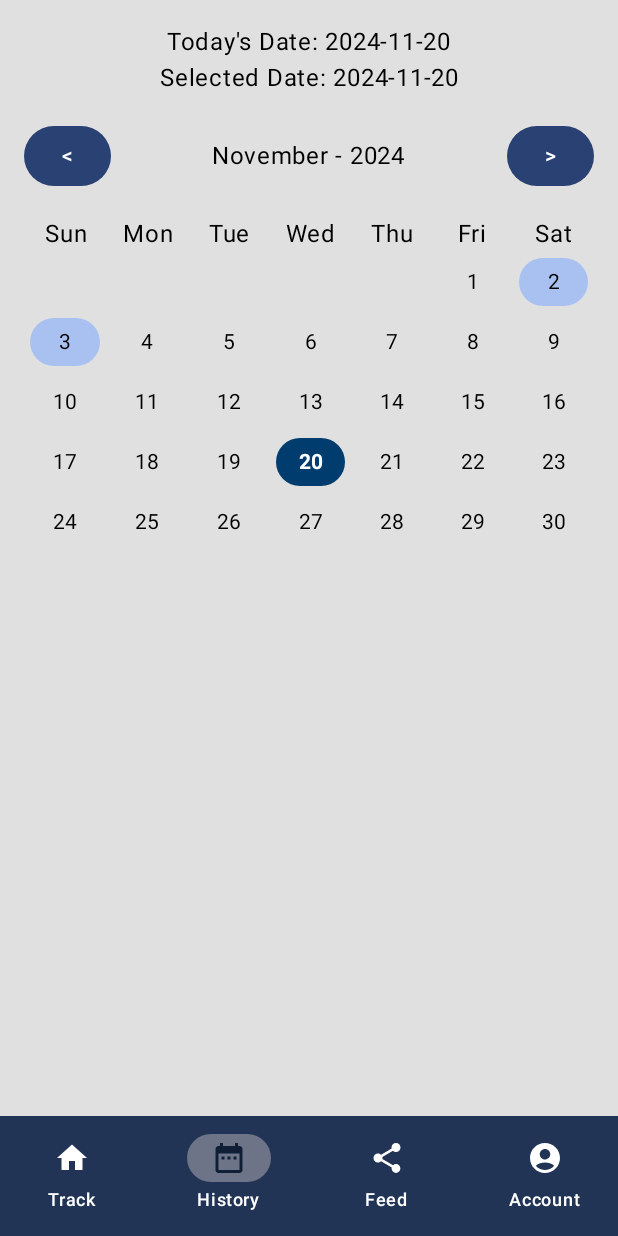
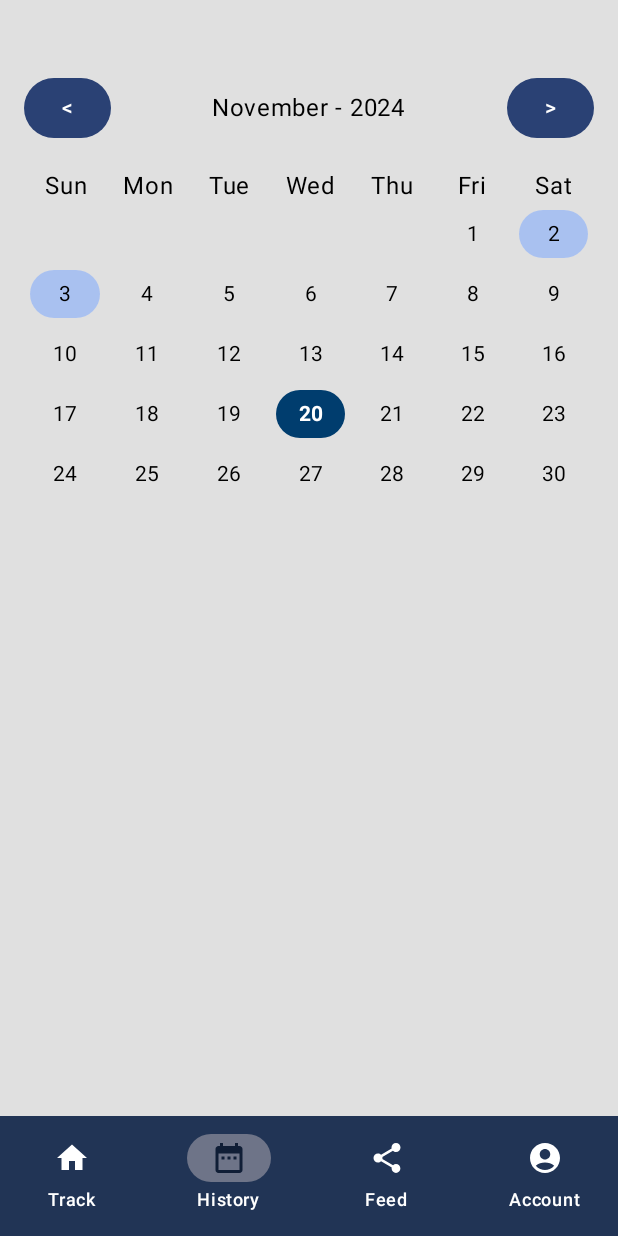
Before and after one commit to icomp4/PeakPhysique, an Android app built with Jetpack Compose: the HistoryScreen screen opened through its navigation route, on a phone screen of 412 x 824 dp. Run offline under Robolectric (Android 15) with nearby library versions, the phone set to English and light mode, and no system bars.

Commit message:
TODO 2 : Remove Today's date and selected date at top of screen -- complete     added slightly more padding between the top of the screen and the calendar

```diff
--- a/app/src/main/java/com/peakphysique/app/view/HistoryScreen.kt
+++ b/app/src/main/java/com/peakphysique/app/view/HistoryScreen.kt
@@ -68,11 +68,8 @@ fun HistoryScreen(navController: NavController) {
         verticalArrangement = Arrangement.Top,
         horizontalAlignment = Alignment.CenterHorizontally
     ) {
-        // Display current and selected dates
-        Text(text = "Today's Date: $currentDateText")
-        Text(text = "Selected Date: $selectedDateText")
 
-        Spacer(modifier = Modifier.height(16.dp))
+        Spacer(modifier = Modifier.height(32.dp))
 
         // Month navigation buttons
         Row(
```
